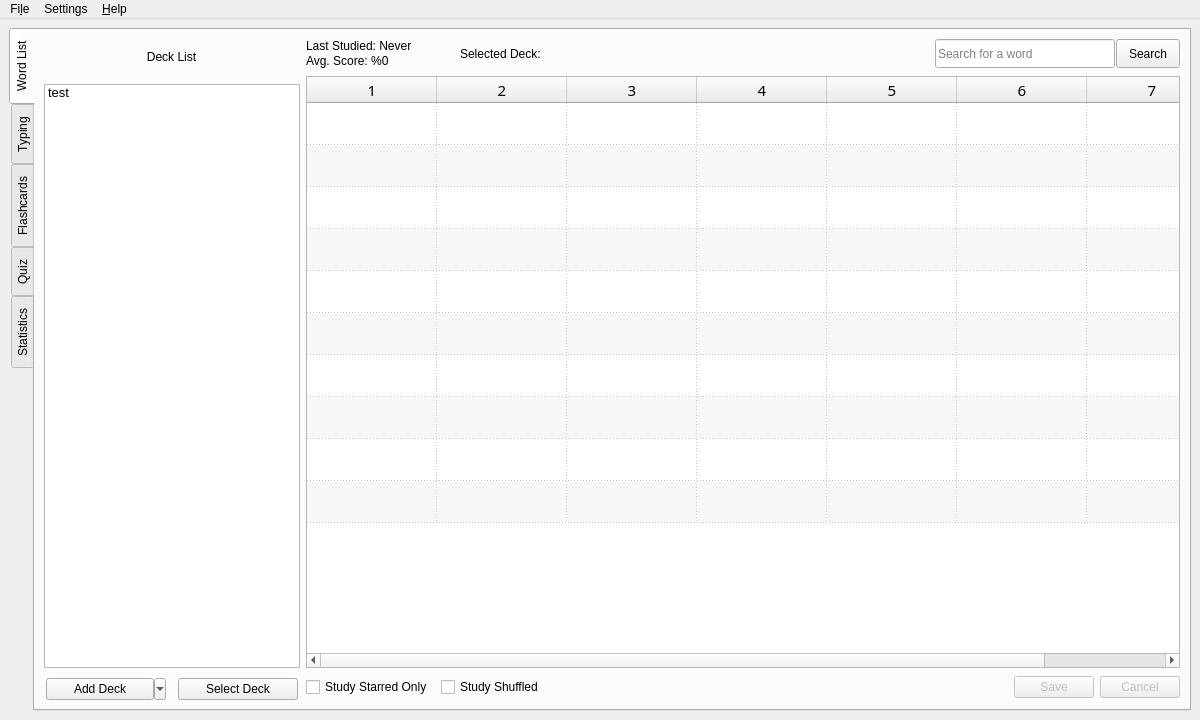
Old version of the form cjk-trainer/ui/MainWindow.ui in the repository mruiz42/cjk-trainer.
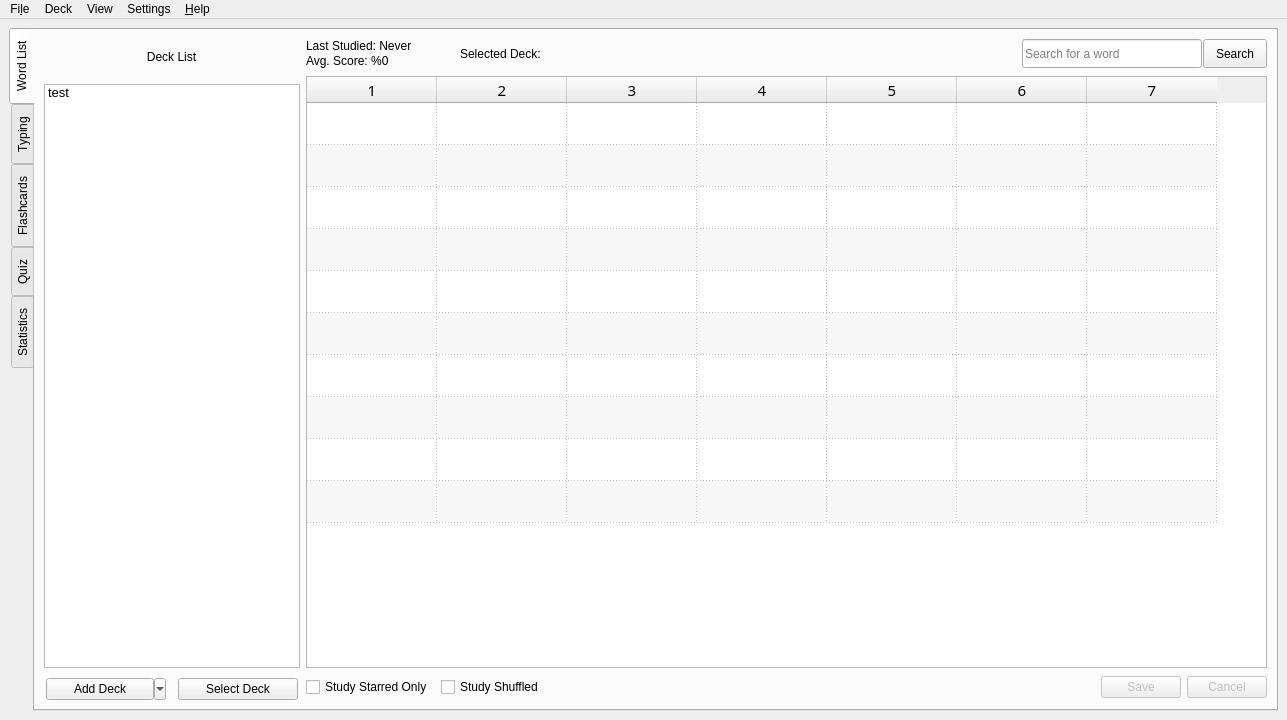
New version of the form. Icons and pictures are not drawn.

Commit message: Fixed CSV Import, updated mainWindow UI, fixed delete lines, added pronunciation column toggle Need to work on shuffle/starred checkbox next

The edit to the form file:
```diff
--- a/cjk-trainer/ui/MainWindow.ui
+++ b/cjk-trainer/ui/MainWindow.ui
@@ -6,7 +6,7 @@
    <rect>
     <x>0</x>
     <y>0</y>
-    <width>1200</width>
+    <width>1287</width>
     <height>720</height>
    </rect>
   </property>
@@ -1238,7 +1238,7 @@
     <rect>
      <x>0</x>
      <y>0</y>
-     <width>1200</width>
+     <width>1287</width>
      <height>30</height>
     </rect>
    </property>
@@ -1270,7 +1270,24 @@
     <addaction name="separator"/>
     <addaction name="actionReset_Statistics"/>
    </widget>
+   <widget class="QMenu" name="menuView">
+    <property name="title">
+     <string>View</string>
+    </property>
+    <addaction name="actionToggle_Pronunciation"/>
+   </widget>
+   <widget class="QMenu" name="menuDeck">
+    <property name="title">
+     <string>Deck</string>
+    </property>
+    <addaction name="actionEdit_deck"/>
+    <addaction name="actionAdd_empty_deck"/>
+    <addaction name="actionImport_from_CSV"/>
+    <addaction name="actionExport_to_CSV"/>
+   </widget>
    <addaction name="menu_file"/>
+   <addaction name="menuDeck"/>
+   <addaction name="menuView"/>
    <addaction name="menuSettings"/>
    <addaction name="menu_help"/>
   </widget>
```
Left out of the diff: 39 changed lines with no effect on the pictures. The commit also changes 5 other files.
